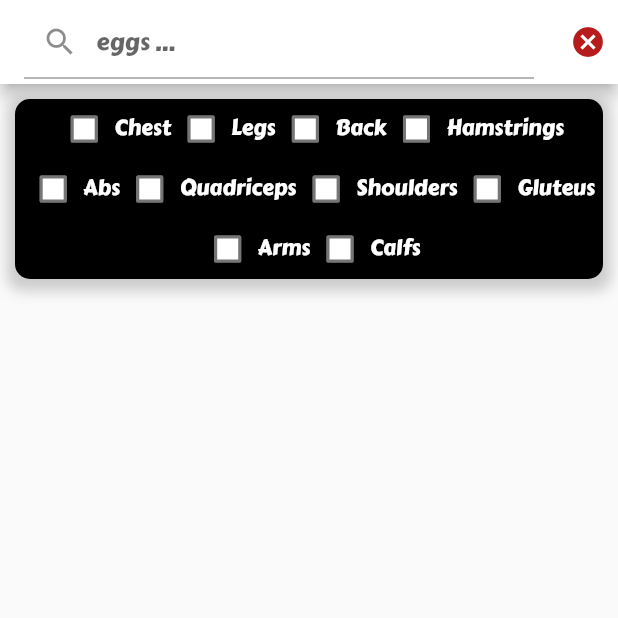
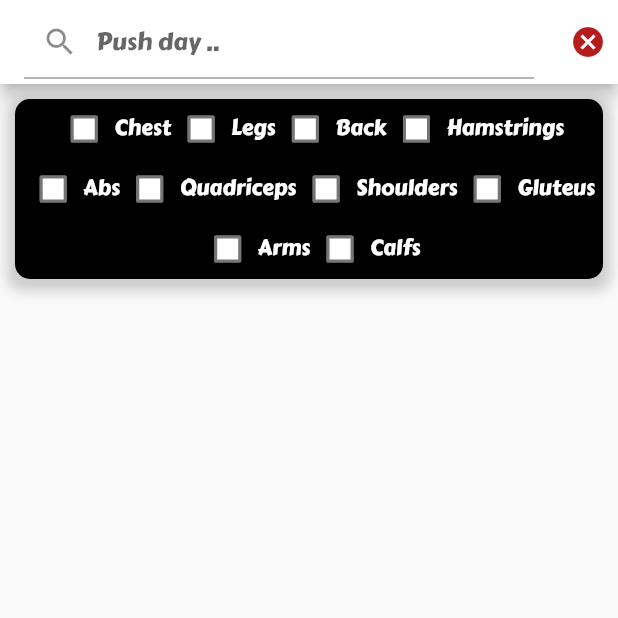
Before and after one commit to mcuv3/Tracktion, a Flutter app: the WorkoutRoutinePicker screen opened by its route, on a phone screen of 412 x 824 dp, the top half of it. Run offline on Flutter 3.47's test engine with Material 2 defaults, Android fonts, the phone set to English and light mode, and no system bars; our stand-ins replace bloc, connectivity, firebase_auth, firebase_core, fl_chart, flutter_bloc and 6 more; missing offline and left inert: flutter_facebook_auth, flutter_twitter_login; accounts and stored records are empty; generated files the repository leaves out were written again.

Commit message:
routines testing prev

```diff
--- a/lib/bloc/routines/routines_event.dart
+++ b/lib/bloc/routines/routines_event.dart
@@ -9,6 +9,12 @@ class StreamRoutines extends RoutinesEvent {
 }
 
 class FetchRoutines extends RoutinesEvent {}
+
+class FilterRoutines extends RoutinesEvent {
+  final List<bool> filters;
+
+  FilterRoutines(this.filters);
+}
 
 class SaveFullRoutine extends RoutinesEvent {
   final RoutineData routine;
--- a/lib/models/app/RoutineSlim.dart
+++ b/lib/models/app/RoutineSlim.dart
@@ -1,3 +1,4 @@
+import 'package:tracktion/models/tables/Converts.dart';
 import 'package:tracktion/models/tables/Routines.dart';
 
 class RoutineSlim {
@@ -5,11 +6,16 @@ class RoutineSlim {
   final String routineName;
   final String groupName;
   final Difficulty difficulty;
-  final List<String> topBodyParts;
+  final RoutineBodyParts topBodyParts;
   const RoutineSlim(
       {this.id,
       this.routineName,
       this.groupName,
       this.topBodyParts,
       this.difficulty});
+
+  @override
+  String toString() {
+    return "RoutineSlim(id:${this.id},name:${this.routineName},group:${this.groupName},topBodyParts:${this.topBodyParts}";
+  }
 }
--- a/lib/screens/workout/workout-routine-picker-screen.dart
+++ b/lib/screens/workout/workout-routine-picker-screen.dart
@@ -33,6 +33,10 @@ class _WorkoutRoutinePickerState extends State<WorkoutRoutinePicker> {
     showAnimatedModal(context, RoutinePreview(routine.id));
   }
 
+  void filterRoutines() {
+     BlocProvider.of<RoutinesBloc>(context).add(FilterRoutines(filters));
+  }
+
   @override
   Widget build(BuildContext context) {
     return Scaffold(
@@ -60,9 +64,8 @@ class _WorkoutRoutinePickerState extends State<WorkoutRoutinePicker> {
                 Icons.search,
                 size: 24,
               ),
-              hintText: 'eggs ...',
+              hintText: 'Push day ..',
             ),
-            onChanged: (value) {},
             style: TextStyle(fontSize: 16),
           ),
         ),
@@ -109,6 +112,7 @@ class _WorkoutRoutinePickerState extends State<WorkoutRoutinePicker> {
                               fillColor: MaterialStateProperty.resolveWith(
                                   (states) => Colors.white),
                               onChanged: (v) {
+                                  filterRoutines();
                                 setState(() {
                                   filters[body.key] = v;
                                 });
@@ -128,7 +132,6 @@ class _WorkoutRoutinePickerState extends State<WorkoutRoutinePicker> {
             child: BlocBuilder<RoutinesBloc, RoutinesState>(
                 builder: (context, state) {
               if (state is AllRoutines) {
-                print(state.routines);
                 final routines = state.routines;
                 return ListView.builder(
                   padding: EdgeInsets.all(10),
--- a/lib/widgets/ui/CardInkwell.dart
+++ b/lib/widgets/ui/CardInkwell.dart
@@ -20,7 +20,7 @@ class CardInkwell extends StatelessWidget {
       ),
       child: Material(
         borderRadius: BorderRadius.circular(12.0),
-        color: Colors.black,
+        color: Colors.white,
         child: InkWell(
           onLongPress: onLongPress,
           borderRadius: BorderRadius.circular(12.0),
```
Also changed, not shown: lib/bloc/routines/routines_bloc.dart (+14 -0 lines), lib/models/db/database.dart (+4 -4 lines), lib/screens/main-screeen.dart (+8 -3 lines), lib/widgets/Drawer.dart (+33 -7 lines).
